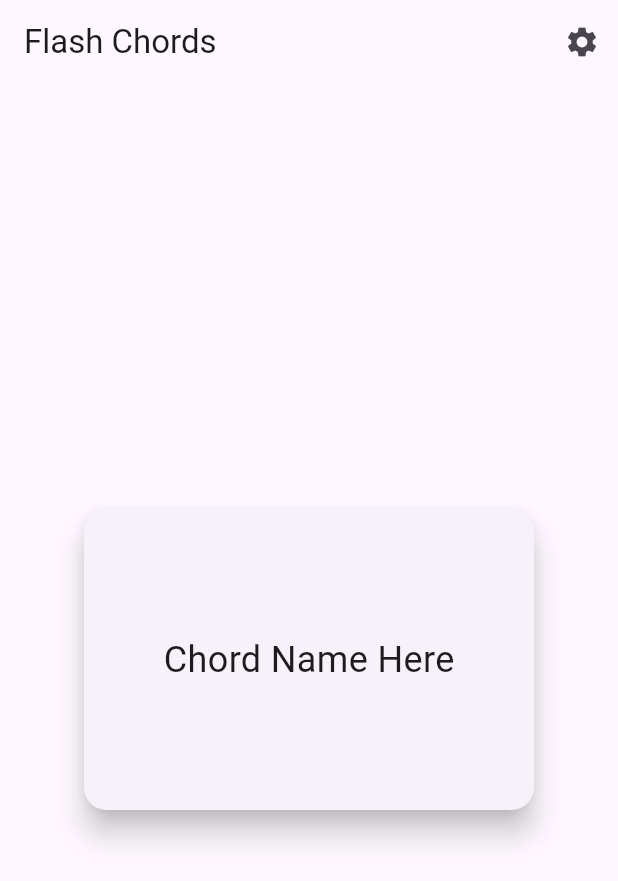
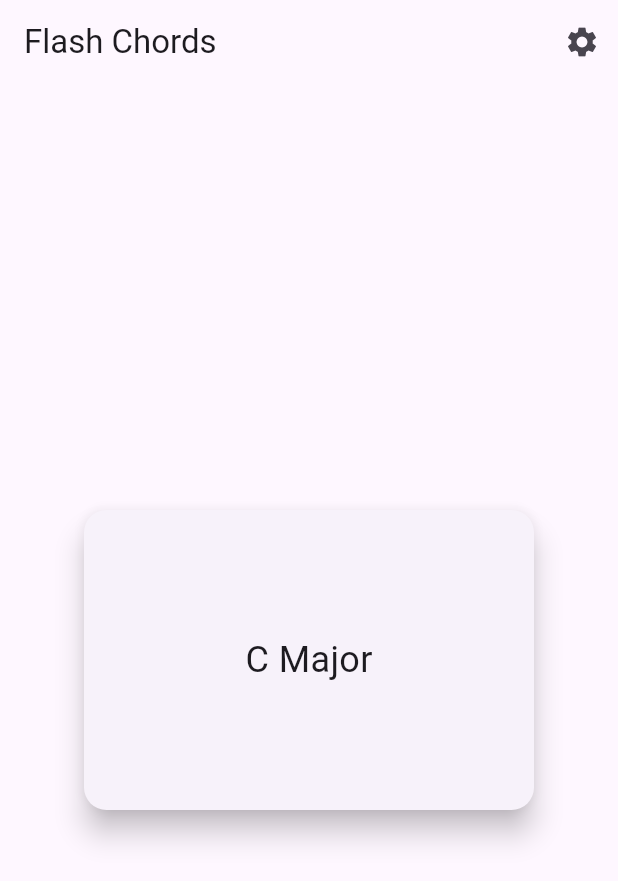
Before and after one commit to sagarguliani/flash_chords, a Flutter app: the screen it shows after launch, on a phone screen of 412 x 824 dp. Shown: the top 881 px of the screen. Run offline on Flutter 3.47's test engine with Material 3 defaults, Android fonts, the phone set to English and light mode, and no system bars.

Commit message:
connecting card and logic

```diff
--- a/lib/main.dart
+++ b/lib/main.dart
@@ -17,7 +17,30 @@ class MyApp extends StatelessWidget {
   }
 }
 
-class FlashCardScreen extends StatelessWidget {
+class FlashCardScreen extends StatefulWidget {
+  @override
+  _FlashCardScreenState createState() => _FlashCardScreenState();
+}
+
+class _FlashCardScreenState extends State<FlashCardScreen> {
+  // Sample chord list (You can later replace this with your dynamic logic)
+  List<String> chordNames = [
+    "C Major",
+    "A Minor",
+    "G Major",
+    "E Minor",
+    "D Major"
+  ];
+
+  String currentChord = "";  // Variable to store the current chord to be displayed
+
+  @override
+  void initState() {
+    super.initState();
+    // Initially set a chord name
+    currentChord = chordNames[0];
+  }
+
   @override
   Widget build(BuildContext context) {
     return Scaffold(
@@ -41,11 +64,11 @@ class FlashCardScreen extends StatelessWidget {
           ),
           child: Container(
             padding: EdgeInsets.all(20),
-            height: 200, // Set a fixed height to control the size of the card
-            width: 300,  // Set a fixed width for the card
+            height: 200, // Fixed height of the card
+            width: 300,  // Fixed width of the card
             alignment: Alignment.center,
             child: Text(
-              'Chord Name Here', // This will display your chord name
+              currentChord, // Display the current chord
               style: TextStyle(fontSize: 24),
             ),
           ),
```
